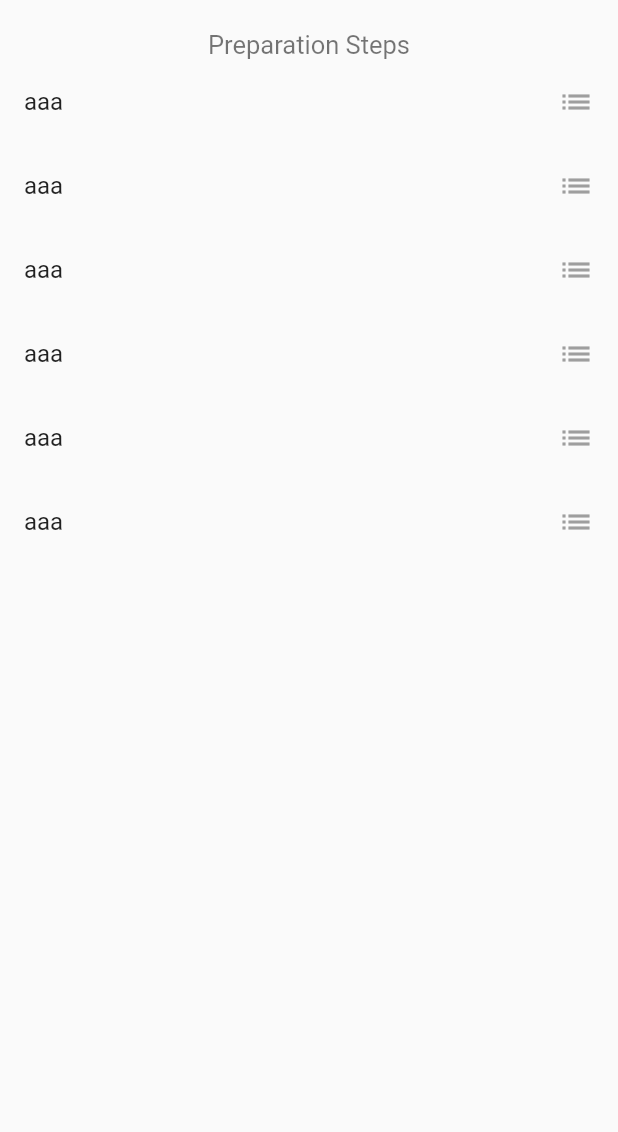
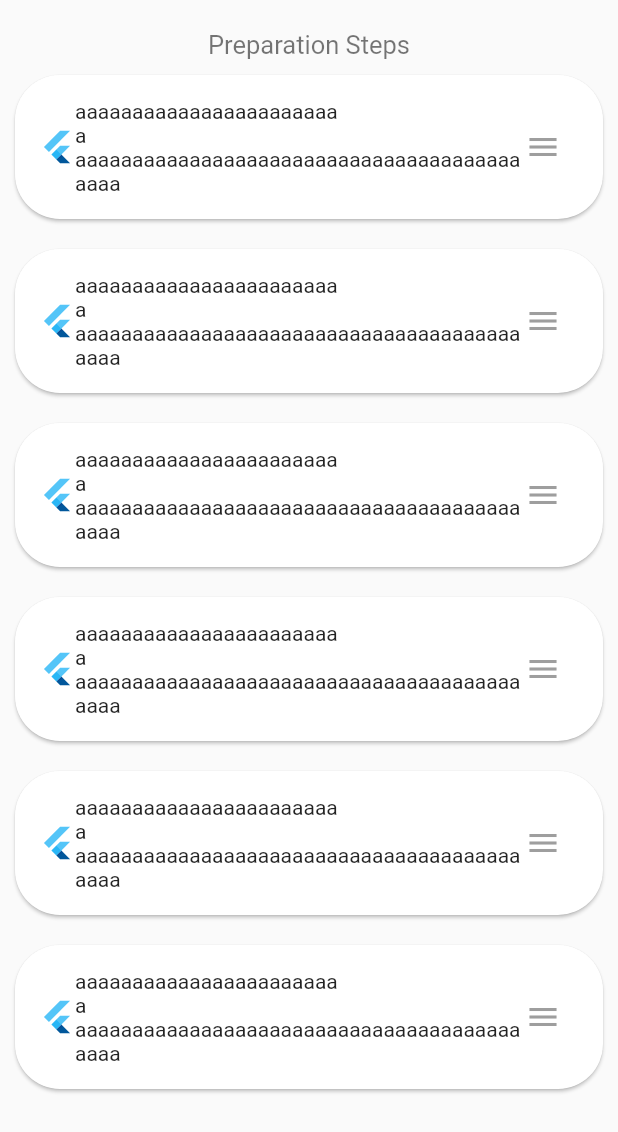
Before and after one commit to eidoof/eidoof-app, a Flutter app: the ReorderableList widget shown alone on an empty page, opened directly with empty values, on a phone screen of 412 x 824 dp. Shown: the top 1132 px of the screen. Run offline on Flutter 3.47's test engine with Material 2 defaults, Android fonts, the light colour scheme and no system bars; our stand-ins replace flutter_secure_storage, image_picker, implicitly_animated_reorderable_list; accounts and stored records are empty; network calls fail.

Commit message:
reorderables logic fix fr now, starting on design

```diff
--- a/lib/screens/new_recipe_page.dart
+++ b/lib/screens/new_recipe_page.dart
@@ -39,15 +39,12 @@
 
   void toggleScroll() {
     setState(() {
-      print("EEEEEEEEEEEEEEEEEEE");
       _isPageScrollable = !_isPageScrollable;
     });
   }
 
   @override
   Widget build(BuildContext context) {
-
-    _isPageScrollable = true;
 
     print(_isPageScrollable);
 
--- a/lib/widgets/reorderable/reorderable_list.dart
+++ b/lib/widgets/reorderable/reorderable_list.dart
@@ -55,8 +55,8 @@
     return ImplicitlyAnimatedReorderableList<Widget>(
       items: _rows,
       onReorderStarted: (item, from) {
-        print("triggered!");
         setState(() {
+          print("DISABLED");
           widget.notifyParent();
         });
       },
@@ -65,6 +65,7 @@
         // Remember to update the underlying data when the list has been
         // reordered.
         setState(() {
+          print("ENABLED");
           widget.notifyParent();
           _rows
             ..clear()
@@ -73,7 +74,7 @@
       },
       itemBuilder: (context, itemAnimation, item, index) {
         // Each item must be wrapped in a Reorderable widget.
-        return ReorderableListItem(context, item, itemAnimation);
+        return reorderableListItem(context, item, itemAnimation);
       },
       // Since version 0.2.0 you can also display a widget
       // before the reorderable items...
--- a/lib/widgets/reorderable/reorderable_list_item.dart
+++ b/lib/widgets/reorderable/reorderable_list_item.dart
@@ -11,7 +11,74 @@
 import 'package:implicitly_animated_reorderable_list/implicitly_animated_reorderable_list.dart';
 import 'package:implicitly_animated_reorderable_list/transitions.dart';
 
-Reorderable ReorderableListItem(context, item, itemAnimation) {
+
+class ReorderableListItemContent extends StatefulWidget {
+
+  //ReorderableListItemContent(this.context, this.item, this.itemAnimation);
+
+  @override
+  _ReorderableListItemContentState createState() => _ReorderableListItemContentState();
+}
+
+
+class _ReorderableListItemContentState extends State<ReorderableListItemContent> {
+
+
+  @override
+  Widget build(BuildContext context) {
+
+    return Card(
+      shape: RoundedRectangleBorder(
+        borderRadius: BorderRadius.circular(30.0),
+      ),
+      margin: EdgeInsets.all(10),
+
+      child: Padding(
+          padding: EdgeInsets.all(16.0),
+          child: Row(
+            children: [
+              FlutterLogo(),
+              Container(
+                width: 300,
+                child: Text("aaaaaaaaaaaaaaaaaaaaaaa\na\naaaaaaaaaaaaaaaaaaaaaaaaaaaaaaaaaaaaaaaaaaa"),
+              ),
+              Handle(
+                delay: const Duration(milliseconds: 100),
+                child: Icon(
+                  Icons.menu,
+                  color: Colors.grey,
+                )
+              )
+            ],
+          )
+      ),
+    );
+
+
+    return Material(
+      color: Colors.green,
+      type: MaterialType.transparency,
+      child: ListTile(
+        title: Text("aaa"),
+        // The child of a Handle can initialize a drag/reorder.
+        // This could for example be an Icon or the whole item itself. You can
+        // use the delay parameter to specify the duration for how long a pointer
+        // must press the child, until it can be dragged.
+        trailing: Handle(
+          delay: const Duration(milliseconds: 100),
+          child: Icon(
+            Icons.menu,
+            color: Colors.grey,
+          ),
+        ),
+      ),
+    );
+  }
+}
+
+
+
+Reorderable reorderableListItem(context, item, itemAnimation) {
   return Reorderable(
     // Each item must have an unique key.
     key: ValueKey(item),
@@ -30,25 +97,7 @@
         sizeFraction: 0.7,
         curve: Curves.easeInOut,
         animation: itemAnimation,
-        child: Material(
-          color: color,
-          elevation: elevation,
-          type: MaterialType.transparency,
-          child: ListTile(
-            title: Text("aaa"),
-            // The child of a Handle can initialize a drag/reorder.
-            // This could for example be an Icon or the whole item itself. You can
-            // use the delay parameter to specify the duration for how long a pointer
-            // must press the child, until it can be dragged.
-            trailing: Handle(
-              delay: const Duration(milliseconds: 100),
-              child: Icon(
-                Icons.list,
-                color: Colors.grey,
-              ),
-            ),
-          ),
-        ),
+        child: ReorderableListItemContent(),
       );
     },
   );
```
